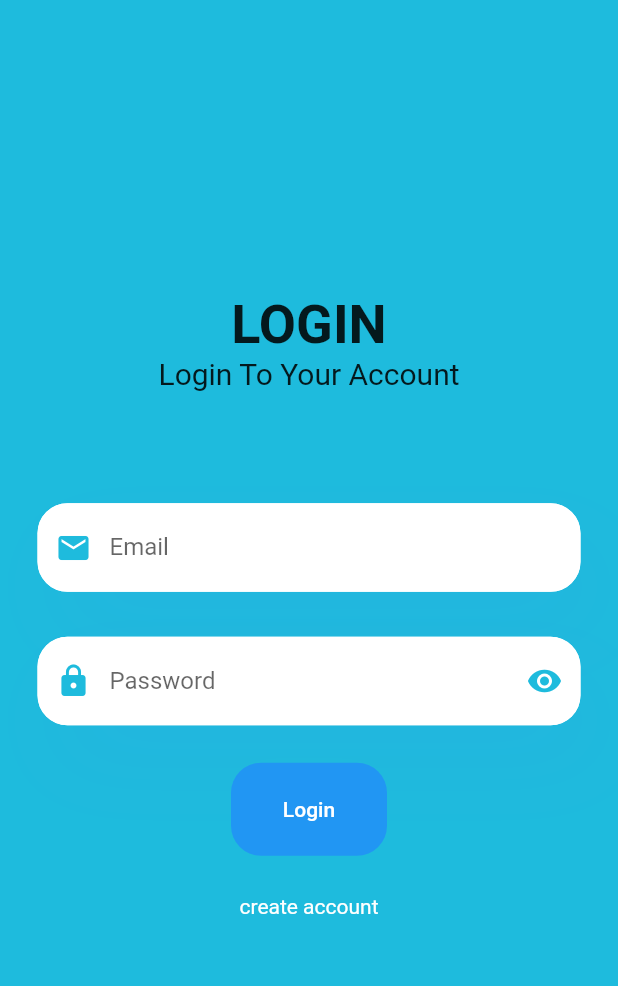
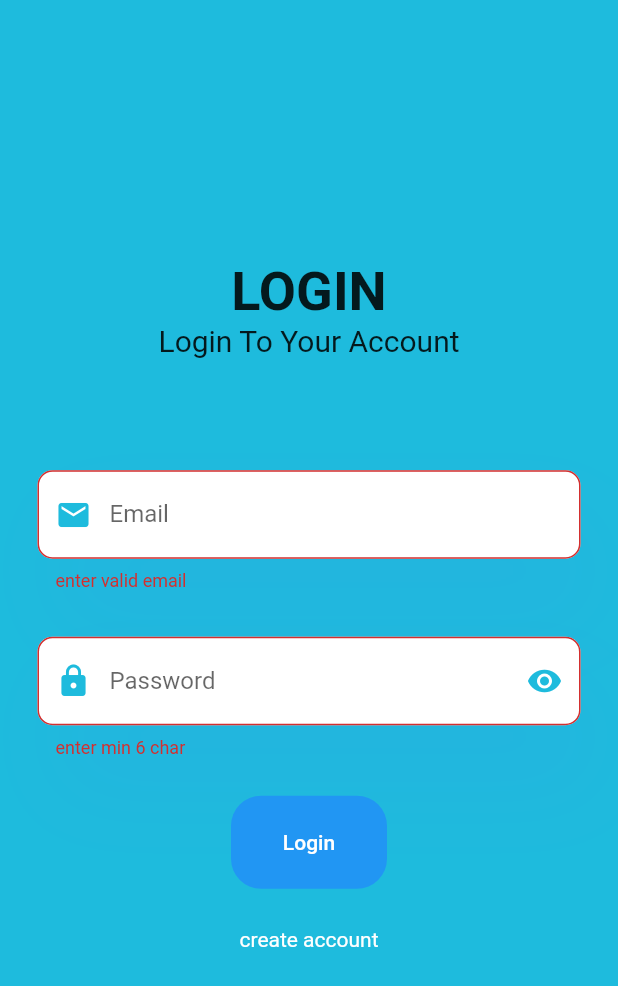
Before and after one commit to KrisnaCahya/PBM-A7, a Flutter app: the Login screen opened directly, after a tap on "Login", on a phone screen of 412 x 824 dp. Shown: the top 986 px of the screen. Run offline on Flutter 3.47's test engine with Material 2 defaults, Android fonts, the phone set to English and light mode, and no system bars; our stand-ins replace email_validator, firebase_auth, firebase_core, google_maps_flutter, image_picker; accounts and stored records are empty.

Commit message:
add validate form

```diff
--- a/lib/halaman_login.dart
+++ b/lib/halaman_login.dart
@@ -1,3 +1,4 @@
+import 'package:email_validator/email_validator.dart';
 import 'package:firebase_auth/firebase_auth.dart';
 import 'package:pbma7/navbar.dart';
 import 'package:pbma7/style/style.dart';
@@ -12,13 +13,24 @@ class Login extends StatefulWidget {
 }
 
 class _LoginState extends State<Login> {
+  final GlobalKey<FormState> _formKey = GlobalKey<FormState>();
+
   TextEditingController ctrlEmail = TextEditingController();
   TextEditingController ctrlPassword = TextEditingController();
-  @override
+  bool isHiddenPassword = true;
+
+  void _tooglePasswordView(){
+    setState(() {
+      isHiddenPassword = !isHiddenPassword;
+    });
+  }
+
   Widget build(BuildContext context) {
     return Scaffold(
       backgroundColor: color1,
-      body: SafeArea(
+      body: Form(
+        autovalidateMode: AutovalidateMode.onUserInteraction,
+        key: _formKey,
         child: Container(
           padding: const EdgeInsets.symmetric(horizontal: 25),
           child: Column(
@@ -33,15 +45,19 @@ class _LoginState extends State<Login> {
               SizedBox(height: 60),
               Container(
                 margin: const EdgeInsets.only(top: 15, bottom: 15),
-                decoration: BoxDecoration(boxShadow: [
+                decoration: const BoxDecoration(boxShadow: [
                   BoxShadow(
                       color: Color.fromRGBO(90, 108, 234, 0.07),
                       blurRadius: 50,
                       spreadRadius: 0,
                       offset: Offset(12, 26))
                 ]),
-                child: TextField(
+                child: TextFormField(
                   controller: ctrlEmail,
+                  validator: (email) =>
+                      email != null && !EmailValidator.validate(email)
+                          ? 'enter valid email'
+                          : null,
                   decoration: InputDecoration(
                     enabledBorder: OutlineInputBorder(
                       borderRadius: borderRadius1,
@@ -62,15 +78,23 @@ class _LoginState extends State<Login> {
               ),
               Container(
                 margin: const EdgeInsets.only(top: 15, bottom: 15),
-                decoration: BoxDecoration(boxShadow: [
+                decoration: const BoxDecoration(boxShadow: [
                   BoxShadow(
                       color: Color.fromRGBO(90, 108, 234, 0.07),
                       blurRadius: 50,
                       spreadRadius: 0,
                       offset: Offset(12, 26))
                 ]),
-                child: TextField(
+                child: TextFormField(
+                  obscureText: isHiddenPassword,
                   controller: ctrlPassword,
+                  validator: (value) {
+                    if (value != null && value.length < 6) {
+                      return 'enter min 6 char';
+                    } else {
+                      return null;
+                    }
+                  },
                   decoration: InputDecoration(
                     enabledBorder: OutlineInputBorder(
                       borderRadius: borderRadius1,
@@ -84,9 +108,12 @@ class _LoginState extends State<Login> {
                       Icons.lock,
                       color: color1,
                     ),
-                    suffixIcon: Icon(
+                    suffixIcon: InkWell(
+                      onTap: _tooglePasswordView,
+                      child: Icon(
                         Icons.remove_red_eye,
                         color: color1,
+                      ),
                     ),
                     border: OutlineInputBorder(
                         borderRadius: BorderRadius.circular(10)),
@@ -107,6 +134,8 @@ class _LoginState extends State<Login> {
                       style: TextStyle(color: Colors.white),
                     ),
                     onPressed: () {
+                      final isValidFrom = _formKey.currentState!.validate();
+                      if (isValidFrom) {
                         FirebaseAuth.instance
                             .signInWithEmailAndPassword(
                                 email: ctrlEmail.text,
@@ -117,8 +146,9 @@ class _LoginState extends State<Login> {
                               MaterialPageRoute(
                                   builder: (context) => Navbar()));
                         }).onError((error, stackTrace) {
-                        print("Error ${error.toString()}");
+                          print("Error");
                         });
+                      }
                     }),
               ),
               TextButton(
--- a/pubspec.yaml
+++ b/pubspec.yaml
@@ -38,6 +38,7 @@ dependencies:
   google_maps_flutter: ^2.1.5
   firebase_core: ^1.17.1
   firebase_auth: ^3.3.19
+  email_validator: ^2.0.1
 
 dev_dependencies:
   flutter_test:
```
Also changed, not shown: lib/Beranda.dart (+1 -6 lines), lib/Pemesanan.dart (+1 -7 lines), lib/cari_lokasi.dart (+1 -6 lines), lib/halaman_daftar.dart (+55 -11 lines), lib/order.dart (+1 -6 lines), lib/pengaturan.dart (+29 -23 lines), lib/pesancam.dart (+3 -6 lines), pubspec.lock. Lines whose indentation alone changed are shown as unchanged.
